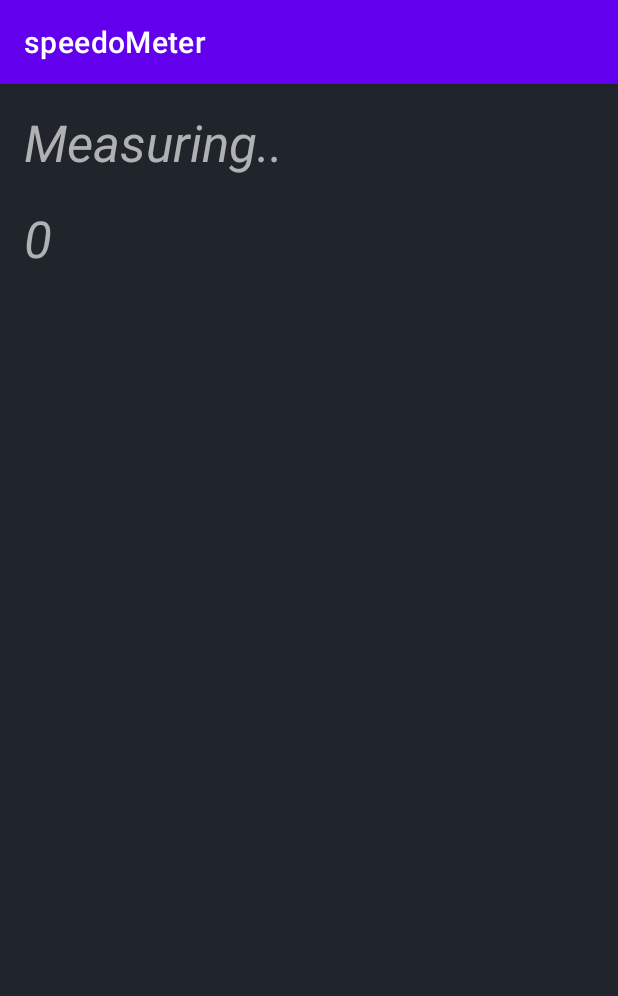
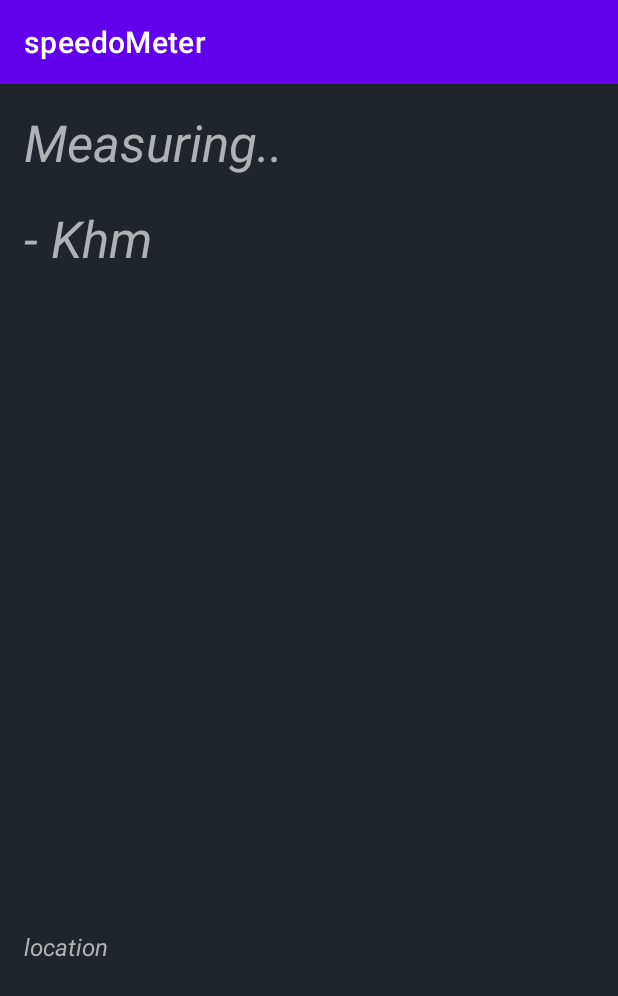
Before and after one commit to 19AMA19/speed-acceleration-deceleration-app, an Android app: the Menu screen opened directly, with no data from a screen before it, on a phone screen of 412 x 824 dp. Shown: the top 996 px of the screen. Run offline under Robolectric (Android 15) with nearby library versions, the phone set to English and light mode, and no system bars; our stand-ins replace Firebase (no records; nobody signed in at launch, a user with empty details on screens opened directly).

Commit message:
measure speed + location

```diff
--- a/app/build.gradle
+++ b/app/build.gradle
@@ -34,6 +34,7 @@ dependencies {
     implementation 'com.google.android.material:material:1.4.0'
     implementation 'androidx.constraintlayout:constraintlayout:2.1.1'
     implementation 'com.google.firebase:firebase-database:20.0.2'
+    implementation 'com.google.android.gms:play-services-maps:18.0.0'
     testImplementation 'junit:junit:4.+'
     androidTestImplementation 'androidx.test.ext:junit:1.1.3'
     androidTestImplementation 'androidx.test.espresso:espresso-core:3.4.0'
--- a/app/src/main/java/com/examples/speedometer/Menu.java
+++ b/app/src/main/java/com/examples/speedometer/Menu.java
@@ -1,5 +1,6 @@
 package com.examples.speedometer;
 
+import androidx.annotation.NonNull;
 import androidx.appcompat.app.AppCompatActivity;
 import androidx.core.app.ActivityCompat;
 
@@ -9,17 +10,22 @@ import android.location.Location;
 import android.location.LocationListener;
 import android.location.LocationManager;
 import android.os.Bundle;
+import android.util.Log;
 import android.widget.Button;
 import android.widget.TextView;
 
 import com.google.firebase.database.DatabaseReference;
 import com.google.firebase.database.FirebaseDatabase;
 
-public class Menu extends AppCompatActivity {
+import java.util.List;
+
+public class Menu extends AppCompatActivity implements LocationListener {
     LocationManager locationManager;
     FirebaseDatabase database;
     DatabaseReference referenceMeter;
     DatabaseReference referenceId;
+    TextView speed_txt,location_txt;
+    Location lastLocation;
 
     @Override
     protected void onCreate(Bundle savedInstanceState) {
@@ -30,8 +36,9 @@ public class Menu extends AppCompatActivity {
         referenceMeter = database.getReference("meter");
         referenceId = database.getReference("id");
         startLocationUpdates();
-        TextView speed_txt = findViewById(R.id.speed_txt);
-//        speed_txt.setText(String.valueOf(location.getSpeed()));
+        speed_txt = findViewById(R.id.speed_txt);
+        location_txt = findViewById(R.id.location_txt);
+
 
     }
 
@@ -44,7 +51,7 @@ public class Menu extends AppCompatActivity {
         locationManager.requestLocationUpdates(LocationManager.GPS_PROVIDER,
                 0,
                 0,
-                (LocationListener) Menu.this);
+                Menu.this);
     }
 
     @Override
@@ -54,8 +61,43 @@ public class Menu extends AppCompatActivity {
     }
 
     private void stopLocationUpdates() {
-        locationManager.removeUpdates((LocationListener) Menu.this);
+        locationManager.removeUpdates(Menu.this);
     }
 
 
+    @Override
+    public void onLocationChanged(@NonNull Location location) {
+        int speed = 0;
+        if (location.hasSpeed()) {
+            speed=(int) ((location.getSpeed()*3600)/1000);
+        }
+        location_txt.setText("Latitude:" + location.getLatitude() + "\nLongitude:" + location.getLongitude());
+        speed_txt.setText(speed+" khm");
+    }
+
+    @Override
+    public void onLocationChanged(@NonNull List<Location> locations) {
+
+    }
+
+    @Override
+    public void onFlushComplete(int requestCode) {
+
+    }
+
+    @Override
+    public void onStatusChanged(String provider, int status, Bundle extras) {
+        Log.d("Latitude","status");
+    }
+
+    @Override
+    public void onProviderEnabled(@NonNull String provider) {
+        Log.d("Latitude","enable");
+    }
+
+    @Override
+    public void onProviderDisabled(@NonNull String provider) {
+        Log.d("Latitude","disable");
+    }
+
 }
--- a/app/src/main/res/layout/activity_menu.xml
+++ b/app/src/main/res/layout/activity_menu.xml
@@ -26,10 +26,24 @@
         android:layout_height="wrap_content"
         android:layout_marginStart="16dp"
         android:layout_marginTop="80dp"
-        android:text="@string/_0"
+        android:text="@string/khm"
         android:textColor="#AFB1B3"
         android:textSize="34sp"
         android:textStyle="italic"
         app:layout_constraintStart_toStartOf="parent"
         app:layout_constraintTop_toTopOf="parent" />
+
+    <TextView
+        android:id="@+id/location_txt"
+        android:layout_width="wrap_content"
+        android:layout_height="wrap_content"
+        android:layout_marginStart="16dp"
+        android:layout_marginTop="564dp"
+        android:text="@string/location"
+        android:textColor="#AFB1B3"
+        android:textSize="16sp"
+        android:textStyle="italic"
+        app:layout_constraintStart_toStartOf="parent"
+        app:layout_constraintTop_toTopOf="parent" />
+
 </androidx.constraintlayout.widget.ConstraintLayout>
--- a/app/src/main/res/values/strings.xml
+++ b/app/src/main/res/values/strings.xml
@@ -3,4 +3,6 @@
     <string name="get_started">Get started</string>
     <string name="measuring">Measuring..</string>
     <string name="_0">0</string>
+    <string name="khm">- Khm</string>
+    <string name="location">location</string>
 </resources>
```
